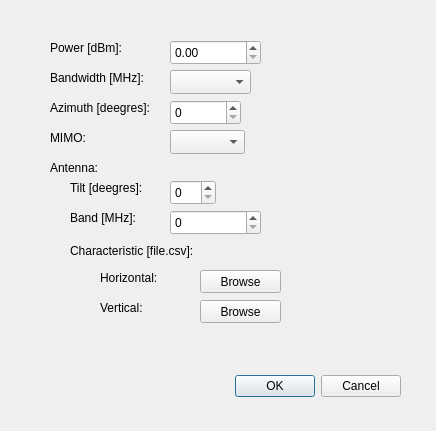
Old version of the form SectorForm.ui in the repository Berlisia/RSRPCalclulator.
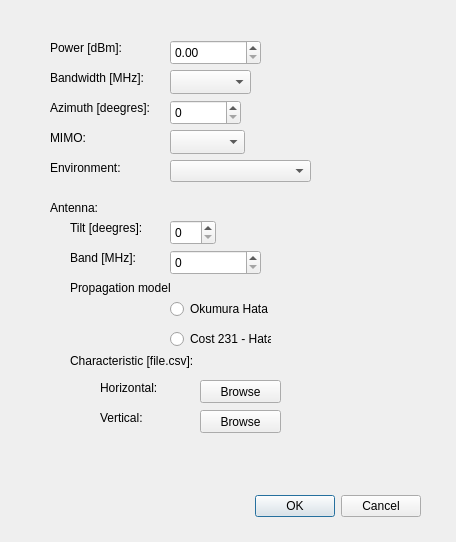
New version of the form.

```diff
--- a/SectorForm.ui
+++ b/SectorForm.ui
@@ -6,8 +6,8 @@
    <rect>
     <x>0</x>
     <y>0</y>
-    <width>436</width>
-    <height>431</height>
+    <width>456</width>
+    <height>542</height>
    </rect>
   </property>
   <property name="windowTitle">
@@ -16,8 +16,8 @@
   <widget class="QDialogButtonBox" name="buttonBox">
    <property name="geometry">
     <rect>
-     <x>60</x>
-     <y>370</y>
+     <x>80</x>
+     <y>490</y>
      <width>341</width>
      <height>32</height>
     </rect>
@@ -46,7 +46,7 @@
    <property name="geometry">
     <rect>
      <x>100</x>
-     <y>300</y>
+     <y>410</y>
      <width>55</width>
      <height>16</height>
     </rect>
@@ -72,7 +72,7 @@
    <property name="geometry">
     <rect>
      <x>70</x>
-     <y>210</y>
+     <y>250</y>
      <width>81</width>
      <height>16</height>
     </rect>
@@ -95,7 +95,7 @@
    <property name="geometry">
     <rect>
      <x>100</x>
-     <y>270</y>
+     <y>380</y>
      <width>71</width>
      <height>16</height>
     </rect>
@@ -118,7 +118,7 @@
    <property name="geometry">
     <rect>
      <x>50</x>
-     <y>160</y>
+     <y>200</y>
      <width>55</width>
      <height>16</height>
     </rect>
@@ -154,7 +154,7 @@
    <property name="geometry">
     <rect>
      <x>200</x>
-     <y>270</y>
+     <y>380</y>
      <width>81</width>
      <height>23</height>
     </rect>
@@ -177,7 +177,7 @@
    <property name="geometry">
     <rect>
      <x>70</x>
-     <y>240</y>
+     <y>350</y>
      <width>151</width>
      <height>21</height>
     </rect>
@@ -190,7 +190,7 @@
    <property name="geometry">
     <rect>
      <x>200</x>
-     <y>300</y>
+     <y>410</y>
      <width>81</width>
      <height>23</height>
     </rect>
@@ -216,7 +216,7 @@
    <property name="geometry">
     <rect>
      <x>170</x>
-     <y>180</y>
+     <y>220</y>
      <width>46</width>
      <height>25</height>
     </rect>
@@ -226,7 +226,7 @@
    <property name="geometry">
     <rect>
      <x>70</x>
-     <y>180</y>
+     <y>220</y>
      <width>91</width>
      <height>16</height>
     </rect>
@@ -239,12 +239,74 @@
    <property name="geometry">
     <rect>
      <x>170</x>
-     <y>210</y>
+     <y>250</y>
      <width>91</width>
      <height>25</height>
     </rect>
    </property>
   </widget>
+  <widget class="QLabel" name="label">
+   <property name="geometry">
+    <rect>
+     <x>50</x>
+     <y>160</y>
+     <width>71</width>
+     <height>16</height>
+    </rect>
+   </property>
+   <property name="text">
+    <string>Environment:</string>
+   </property>
+  </widget>
+  <widget class="QComboBox" name="environmentComboBox">
+   <property name="geometry">
+    <rect>
+     <x>170</x>
+     <y>160</y>
+     <width>141</width>
+     <height>22</height>
+    </rect>
+   </property>
+  </widget>
+  <widget class="QLabel" name="label_2">
+   <property name="geometry">
+    <rect>
+     <x>70</x>
+     <y>280</y>
+     <width>101</width>
+     <height>16</height>
+    </rect>
+   </property>
+   <property name="text">
+    <string>Propagation model:</string>
+   </property>
+  </widget>
+  <widget class="QRadioButton" name="okumyraRadioButton">
+   <property name="geometry">
+    <rect>
+     <x>170</x>
+     <y>300</y>
+     <width>101</width>
+     <height>18</height>
+    </rect>
+   </property>
+   <property name="text">
+    <string>Okumura Hata</string>
+   </property>
+  </widget>
+  <widget class="QRadioButton" name="costRadioButton">
+   <property name="geometry">
+    <rect>
+     <x>170</x>
+     <y>330</y>
+     <width>101</width>
+     <height>18</height>
+    </rect>
+   </property>
+   <property name="text">
+    <string>Cost 231 - Hata</string>
+   </property>
+  </widget>
  </widget>
  <resources/>
  <connections>
```
